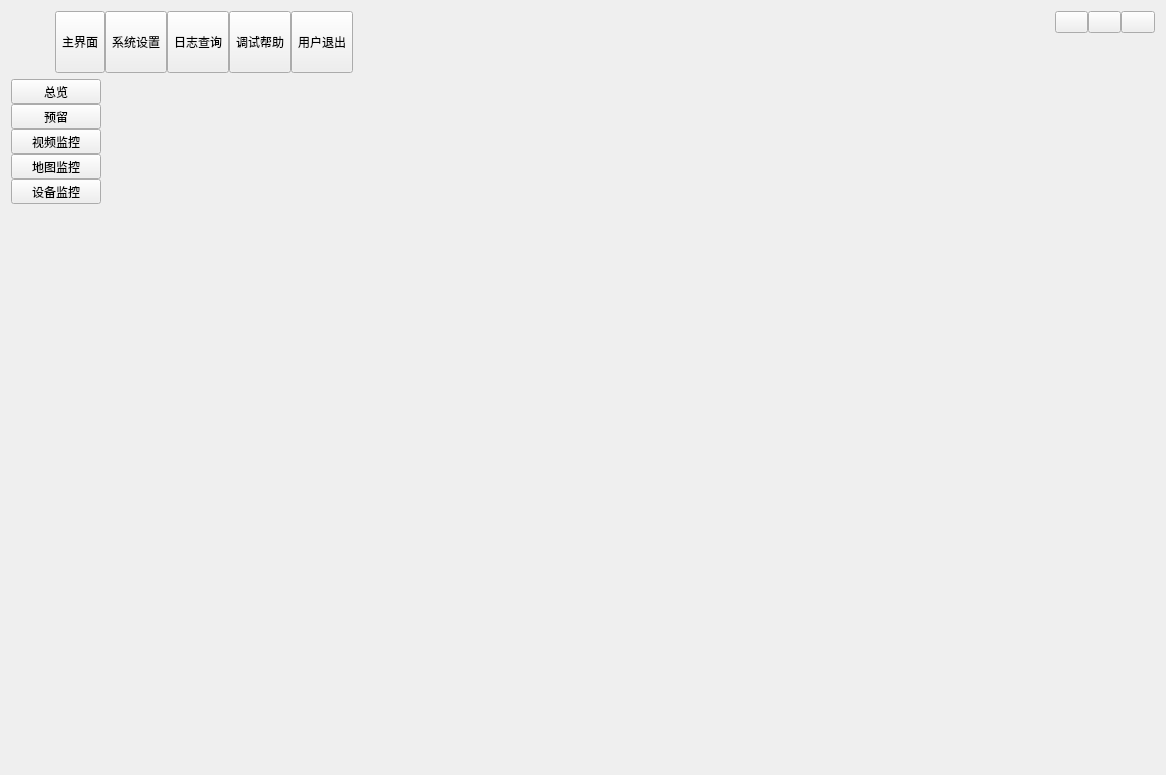
Qt form form/frmmain.ui (yunke120/III-Robot-Master) before a commit.
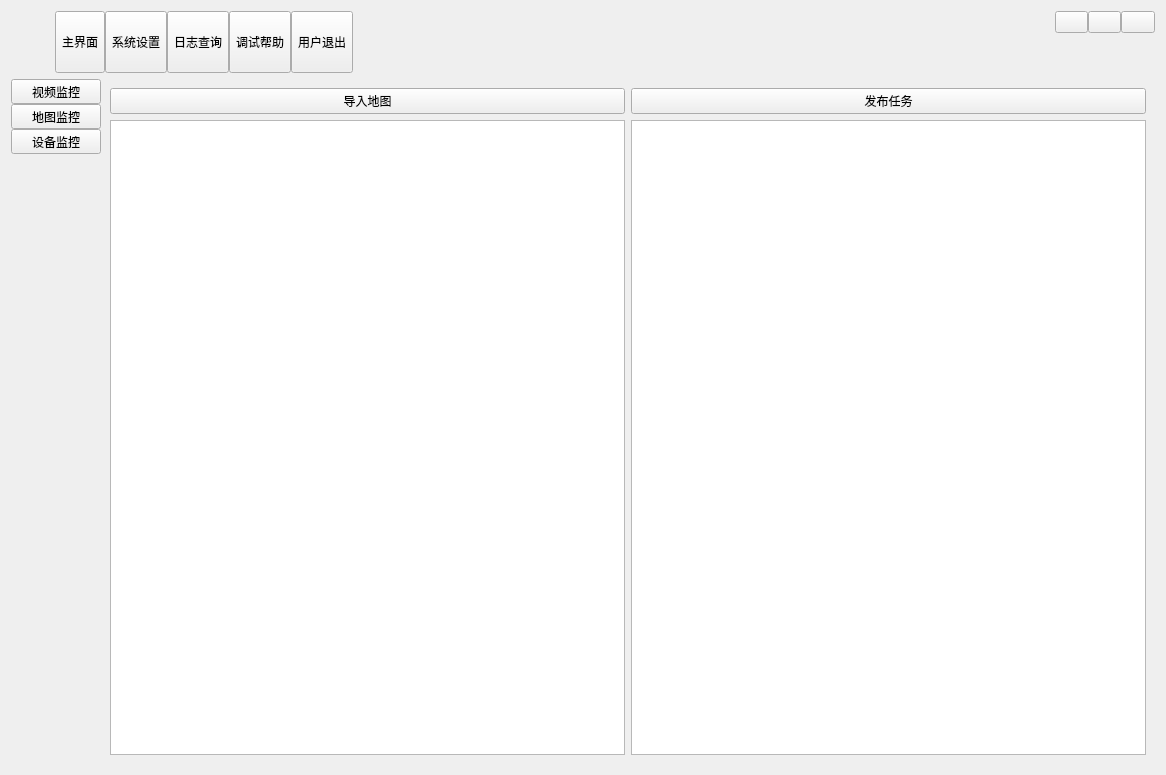
The same form after that commit. The open tabs and pages were chosen to show the change. Icons and pictures are not drawn. Custom widgets are drawn as their Qt base class.

Diff of the .ui file:
```diff
--- a/form/frmmain.ui
+++ b/form/frmmain.ui
@@ -365,32 +365,6 @@
           <property name="bottomMargin">
            <number>0</number>
           </property>
-          <item>
-           <widget class="QToolButton" name="tbtnMain4">
-            <property name="sizePolicy">
-             <sizepolicy hsizetype="Expanding" vsizetype="Fixed">
-              <horstretch>0</horstretch>
-              <verstretch>0</verstretch>
-             </sizepolicy>
-            </property>
-            <property name="text">
-             <string>总览</string>
-            </property>
-           </widget>
-          </item>
-          <item>
-           <widget class="QToolButton" name="tbtnMain5">
-            <property name="sizePolicy">
-             <sizepolicy hsizetype="Expanding" vsizetype="Fixed">
-              <horstretch>0</horstretch>
-              <verstretch>0</verstretch>
-             </sizepolicy>
-            </property>
-            <property name="text">
-             <string>预留</string>
-            </property>
-           </widget>
-          </item>
           <item>
            <widget class="QToolButton" name="tbtnMain1">
             <property name="sizePolicy">
@@ -448,34 +422,6 @@
        </item>
        <item>
         <widget class="QStackedWidget" name="stackedWidget2">
-         <widget class="QWidget" name="page_d">
-          <layout class="QGridLayout" name="gridLayout_12">
-           <item row="0" column="0">
-            <widget class="QLabel" name="label_16">
-             <property name="text">
-              <string>总览</string>
-             </property>
-             <property name="alignment">
-              <set>Qt::AlignCenter</set>
-             </property>
-            </widget>
-           </item>
-          </layout>
-         </widget>
-         <widget class="QWidget" name="page_e">
-          <layout class="QGridLayout" name="gridLayout_13">
-           <item row="0" column="0">
-            <widget class="QLabel" name="label_15">
-             <property name="text">
-              <string>天空监控</string>
-             </property>
-             <property name="alignment">
-              <set>Qt::AlignCenter</set>
-             </property>
-            </widget>
-           </item>
-          </layout>
-         </widget>
          <widget class="QWidget" name="page_a">
           <layout class="QGridLayout" name="gridLayout_6" rowstretch="10,10,1" columnstretch="4,1">
            <item row="0" column="0" rowspan="2">
@@ -727,7 +673,30 @@
            </item>
           </layout>
          </widget>
-         <widget class="QWidget" name="page_b"/>
+         <widget class="QWidget" name="page_b">
+          <layout class="QGridLayout" name="gridLayout_12">
+           <item row="0" column="0">
+            <widget class="QPushButton" name="btnImportMap">
+             <property name="text">
+              <string>导入地图</string>
+             </property>
+            </widget>
+           </item>
+           <item row="0" column="1">
+            <widget class="QPushButton" name="pushButton">
+             <property name="text">
+              <string>发布任务</string>
+             </property>
+            </widget>
+           </item>
+           <item row="1" column="0">
+            <widget class="MapWidget" name="graphicsViewMap"/>
+           </item>
+           <item row="1" column="1">
+            <widget class="QTableWidget" name="tableWidget"/>
+           </item>
+          </layout>
+         </widget>
          <widget class="QWidget" name="page_c">
           <layout class="QGridLayout" name="gridLayout_15" rowstretch="1,1" columnstretch="1,1">
            <item row="0" column="0">
@@ -1827,6 +1796,11 @@
    <header location="global">./video/openglwidget/videoopenglwidget.h</header>
    <container>1</container>
   </customwidget>
+  <customwidget>
+   <class>MapWidget</class>
+   <extends>QGraphicsView</extends>
+   <header location="global">map/map.h</header>
+  </customwidget>
  </customwidgets>
  <resources>
   <include location="../other/main.qrc"/>
```
